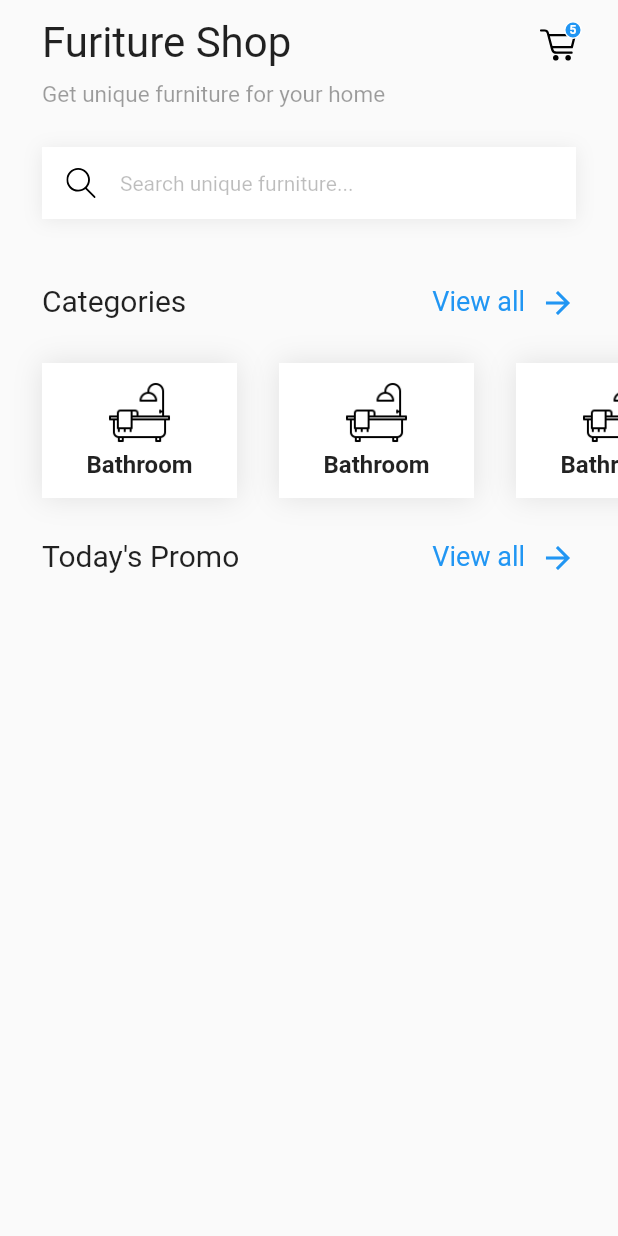
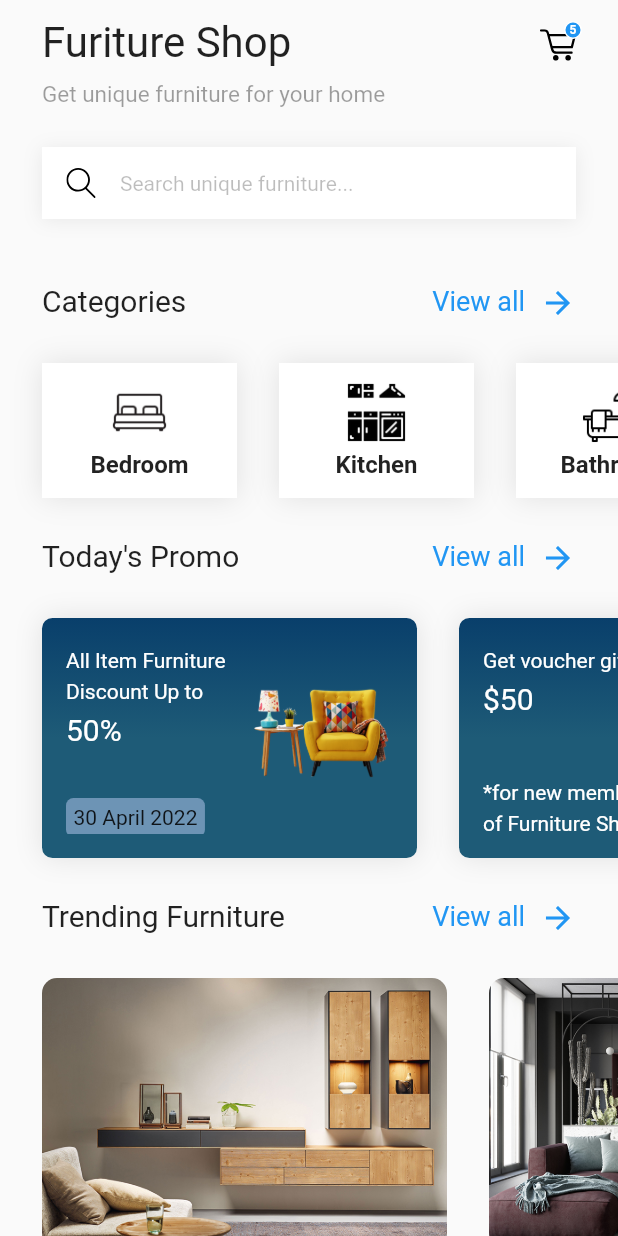
Before and after one commit to akhmadjonakbarov/furniture-shop-mobile, a Flutter app: the screen it shows after launch, on a phone screen of 412 x 824 dp. Run offline on Flutter 3.47's test engine with Material 2 defaults, Android fonts, the phone set to English and light mode, and no system bars; our stand-ins replace flutter_svg.

Commit message:
files were added

```diff
--- a/lib/data/fake.dart
+++ b/lib/data/fake.dart
@@ -1,25 +1,44 @@
+// flutter packages
 import 'package:flutter/widgets.dart';
-import 'package:furniture_shop/models/promotion.dart';
 
+// my packages
+import '../models/promotion.dart';
 import '../models/category.dart';
 
 class Fake {
   static final List<Category> categories = [
     Category(
       id: UniqueKey().toString(),
-      iconPath: "assets/icons/bathroom.svg",
-      title: "Bathroom",
+      iconPath: "assets/icons/bedroom.png",
+      title: "Bedroom",
     ),
     Category(
       id: UniqueKey().toString(),
-      iconPath: "assets/icons/bathroom.svg",
-      title: "Bathroom",
+      iconPath: "assets/icons/kitchen.png",
+      title: "Kitchen",
     ),
     Category(
       id: UniqueKey().toString(),
-      iconPath: "assets/icons/bathroom.svg",
+      iconPath: 'assets/icons/bathroom.png',
       title: "Bathroom",
     ),
   ];
-  static final List<Promotion> promotions = [];
+  static final List<Promotion> promotions = [
+    Promotion(
+      title: "All Item Furniture\nDiscount Up to",
+      subtitle: "50%",
+      tag: "30 April 2022",
+      imagePath: "assets/images/chair_with.png",
+    ),
+    Promotion(
+      title: "Get voucher gift",
+      subtitle: "\$50",
+      caption: "*for new member's\nof Furniture Shop",
+    ),
+  ];
+  static final List trending = [
+    "assets/images/t1img.jpg",
+    "assets/images/t2img.jpg",
+    "assets/images/t3img.jpg",
+  ];
 }
--- a/lib/models/promotion.dart
+++ b/lib/models/promotion.dart
@@ -1,93 +1,14 @@
-import 'dart:convert';
-
 class Promotion {
-  String backgroundImagePath;
-  bool reverseGradient;
-  String title;
-  String subtitle;
-  String tag;
-  String imagePath;
+  String? title;
+  String? subtitle;
+  String? tag;
+  String? imagePath;
+  String? caption;
   Promotion({
-    required this.backgroundImagePath,
-    required this.reverseGradient,
-    required this.title,
-    required this.subtitle,
-    required this.tag,
-    required this.imagePath,
+    this.title,
+    this.subtitle,
+    this.tag,
+    this.imagePath,
+    this.caption,
   });
-
-  Promotion copyWith({
-    String? backgroundImagePath,
-    bool? reverseGradient,
-    String? title,
-    String? subtitle,
-    String? tag,
-    String? imagePath,
-  }) {
-    return Promotion(
-      backgroundImagePath: backgroundImagePath ?? this.backgroundImagePath,
-      reverseGradient: reverseGradient ?? this.reverseGradient,
-      title: title ?? this.title,
-      subtitle: subtitle ?? this.subtitle,
-      tag: tag ?? this.tag,
-      imagePath: imagePath ?? this.imagePath,
-    );
-  }
-
-  Map<String, dynamic> toMap() {
-    final result = <String, dynamic>{};
-
-    result.addAll({'backgroundImagePath': backgroundImagePath});
-    result.addAll({'reverseGradient': reverseGradient});
-    result.addAll({'title': title});
-    result.addAll({'subtitle': subtitle});
-    result.addAll({'tag': tag});
-    result.addAll({'imagePath': imagePath});
-
-    return result;
-  }
-
-  factory Promotion.fromMap(Map<String, dynamic> map) {
-    return Promotion(
-      backgroundImagePath: map['backgroundImagePath'] ?? '',
-      reverseGradient: map['reverseGradient'] ?? false,
-      title: map['title'] ?? '',
-      subtitle: map['subtitle'] ?? '',
-      tag: map['tag'] ?? '',
-      imagePath: map['imagePath'] ?? '',
-    );
-  }
-
-  String toJson() => json.encode(toMap());
-
-  factory Promotion.fromJson(String source) =>
-      Promotion.fromMap(json.decode(source));
-
-  @override
-  String toString() {
-    return 'Promotion(backgroundImagePath: $backgroundImagePath, reverseGradient: $reverseGradient, title: $title, subtitle: $subtitle, tag: $tag, imagePath: $imagePath)';
-  }
-
-  @override
-  bool operator ==(Object other) {
-    if (identical(this, other)) return true;
-
-    return other is Promotion &&
-        other.backgroundImagePath == backgroundImagePath &&
-        other.reverseGradient == reverseGradient &&
-        other.title == title &&
-        other.subtitle == subtitle &&
-        other.tag == tag &&
-        other.imagePath == imagePath;
-  }
-
-  @override
-  int get hashCode {
-    return backgroundImagePath.hashCode ^
-        reverseGradient.hashCode ^
-        title.hashCode ^
-        subtitle.hashCode ^
-        tag.hashCode ^
-        imagePath.hashCode;
-  }
 }
--- a/lib/screens/home/home_screen.dart
+++ b/lib/screens/home/home_screen.dart
@@ -2,7 +2,8 @@ import 'package:flutter/material.dart';
 import './parts/header.dart';
 import './parts/section.dart';
 import './widgets/category_card.dart';
-
+import './widgets/promo_card.dart';
+import './widgets/image_card.dart';
 import '../../data/fake.dart';
 
 class HomeScreen extends StatelessWidget {
@@ -11,8 +12,10 @@ class HomeScreen extends StatelessWidget {
   @override
   Widget build(BuildContext context) {
     return Scaffold(
-      body: SafeArea(
+      body: SingleChildScrollView(
+        child: SafeArea(
           child: Column(
+            crossAxisAlignment: CrossAxisAlignment.start,
             children: <Widget>[
               const Header(),
               Section(
@@ -20,16 +23,33 @@ class HomeScreen extends StatelessWidget {
                 children: Fake.categories.map((e) {
                   return CategoryCard(
                     title: e.title,
-                  iconPath: 'assets/icons/bathroom.png',
+                    iconPath: e.iconPath,
                     onTap: () {},
                   );
                 }).toList(),
               ),
-            const Section(
+              Section(
                 title: "Today's Promo",
-              children: [],
+                children: Fake.promotions.map((p) {
+                  return PromoCard(
+                    title: p.title!,
+                    subtitle: p.subtitle!,
+                    tag: p.tag,
+                    imagePath: p.imagePath,
+                    caption: p.caption,
+                  );
+                }).toList(),
+              ),
+              Section(
+                title: "Trending Furniture",
+                children: Fake.trending.map((e) {
+                  return ImageCard(
+                    imgPath: e,
+                  );
+                }).toList(),
               )
             ],
+          ),
         ),
       ),
     );
--- /dev/null
+++ b/lib/screens/home/widgets/image_card.dart
@@ -0,0 +1,24 @@
+import 'package:flutter/material.dart';
+
+class ImageCard extends StatelessWidget {
+  final String imgPath;
+  const ImageCard({
+    super.key,
+    required this.imgPath,
+  });
+
+  @override
+  Widget build(BuildContext context) {
+    return Container(
+      width: 270,
+      height: 180,
+      decoration: BoxDecoration(
+        borderRadius: BorderRadius.circular(10),
+        image: DecorationImage(
+          image: AssetImage(imgPath),
+          fit: BoxFit.cover,
+        ),
+      ),
+    );
+  }
+}
--- /dev/null
+++ b/lib/screens/home/widgets/promo_card.dart
@@ -0,0 +1,100 @@
+import 'package:flutter/material.dart';
+
+class PromoCard extends StatelessWidget {
+  final String title;
+  final String subtitle;
+  final String? caption;
+  final String? tag;
+  final String? imagePath;
+
+  const PromoCard({
+    super.key,
+    required this.title,
+    required this.subtitle,
+    this.caption,
+    this.tag,
+    this.imagePath,
+  });
+
+  @override
+  Widget build(BuildContext context) {
+    return Container(
+      padding: const EdgeInsets.all(16.0),
+      width: 250,
+      height: 160,
+      decoration: BoxDecoration(
+        borderRadius: BorderRadius.circular(7.0),
+        boxShadow: [
+          BoxShadow(
+            color: Colors.black.withOpacity(0.1),
+            offset: Offset.zero,
+            blurRadius: 15.0,
+          ),
+        ],
+        gradient: const LinearGradient(
+          begin: Alignment.topRight,
+          colors: [
+            Color.fromARGB(255, 9, 63, 107),
+            Color.fromARGB(255, 30, 91, 119),
+          ],
+        ),
+      ),
+      child: Stack(
+        children: [
+          if (imagePath != null)
+            Positioned(
+              right: -2,
+              bottom: 30,
+              height: 80,
+              width: 100,
+              child: Image.asset(
+                imagePath!,
+              ),
+            ),
+          Wrap(
+            direction: Axis.vertical,
+            children: [
+              Text(
+                title,
+                style: const TextStyle(
+                  color: Colors.white,
+                  fontSize: 14.0,
+                  height: 1.5,
+                ),
+              ),
+              Text(
+                subtitle,
+                style: const TextStyle(
+                  color: Colors.white,
+                  fontSize: 20.0,
+                  height: 1.5,
+                ),
+              )
+            ],
+          ),
+          Positioned(
+            bottom: -2,
+            child: tag != null
+                ? Container(
+                    padding: const EdgeInsets.all(5),
+                    decoration: BoxDecoration(
+                      color: const Color.fromARGB(255, 188, 205, 243)
+                          .withOpacity(0.5),
+                      borderRadius: BorderRadius.circular(5),
+                    ),
+                    child: Text(tag!),
+                  )
+                : Text(
+                    caption!,
+                    style: const TextStyle(
+                      fontSize: 14.0,
+                      height: 1.5,
+                      color: Colors.white,
+                    ),
+                  ),
+          )
+        ],
+      ),
+    );
+  }
+}
--- a/pubspec.yaml
+++ b/pubspec.yaml
@@ -63,6 +63,7 @@ flutter:
   # To add assets to your application, add an assets section, like this:
   assets:
     - assets/icons/
+    - assets/images/
   #   - images/a_dot_ham.jpeg
 
   # An image asset can refer to one or more resolution-specific "variants", see
```
Also changed, not shown: assets/icons/bedroom.png (added), assets/icons/kitchen.png (added), assets/icons/kitchen.svg (added), assets/images/chair.png (added), assets/images/chair_with.png (added), assets/images/s.png (added), assets/images/saofa.png (added), assets/images/sofa.png (added), assets/images/t1img.jpg (added), assets/images/t2img.jpg (added), assets/images/t3img.jpg (added). Lines whose indentation alone changed are shown as unchanged.
